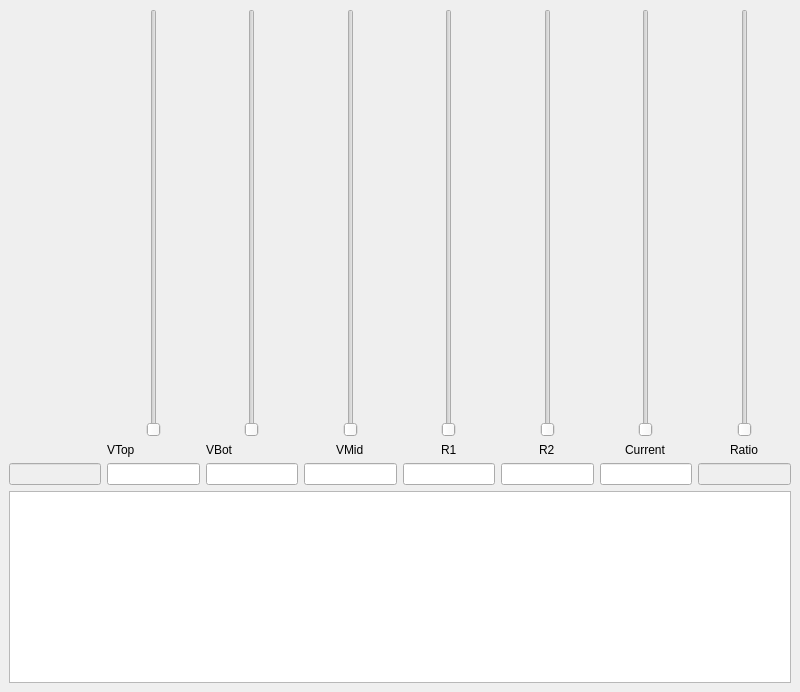
This is src/mainwindow.ui in sonicsmooth/RCalc as Qt 5 draws it before an edit. The edited form follows.
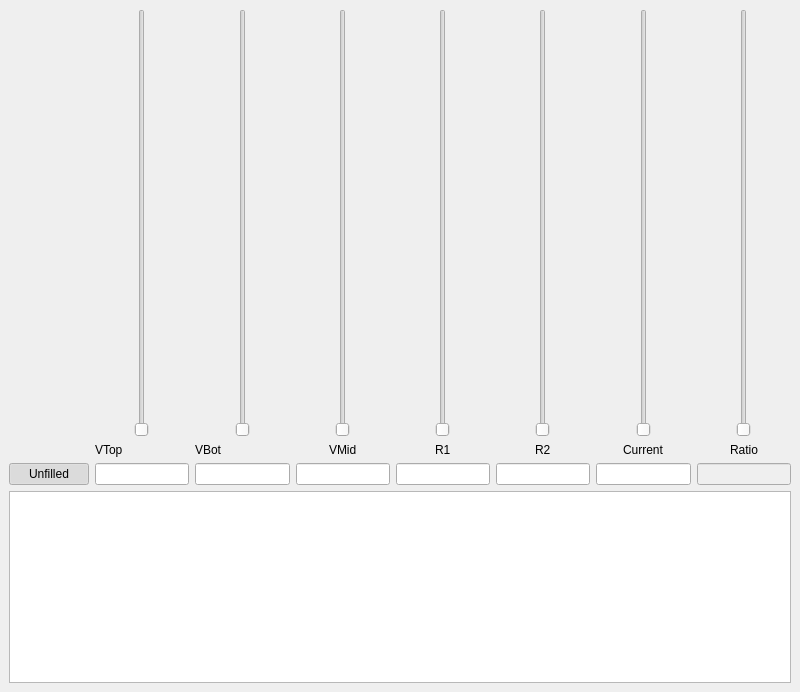
This is the edited form. Custom widgets are drawn as their Qt base class.

Commit message: Added engaged button, mostly works; added Visual Studio solution

Patch:
```diff
--- a/src/mainwindow.ui
+++ b/src/mainwindow.ui
@@ -27,9 +27,21 @@
          </layout>
         </item>
         <item>
-         <widget class="QLineEdit" name="RatioValEdit_2">
-          <property name="enabled">
-           <bool>false</bool>
+         <widget class="QPushButton" name="EngagedButton">
+          <property name="minimumSize">
+           <size>
+            <width>0</width>
+            <height>22</height>
+           </size>
+          </property>
+          <property name="text">
+           <string>Unfilled</string>
+          </property>
+          <property name="checkable">
+           <bool>true</bool>
+          </property>
+          <property name="checked">
+           <bool>true</bool>
           </property>
          </widget>
         </item>
```
The commit also changes 8 other files.
